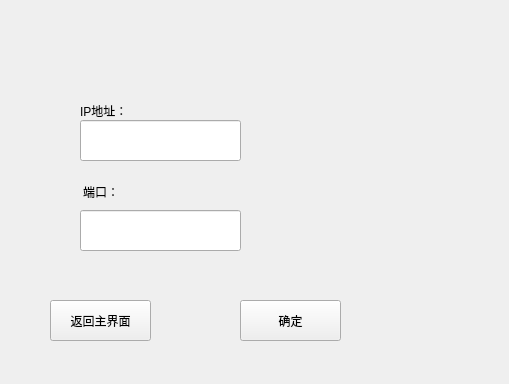
First picture: the form in ui_func/funcwin_dataexport.ui, repository Dirck-YHP/Proj_sensor_detect, before the edit.
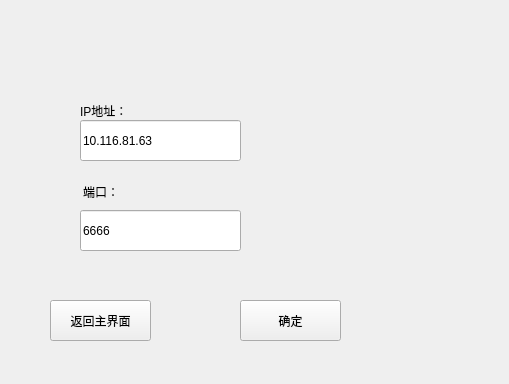
Second picture: the form after the edit.

What changed in the file:
```diff
--- a/ui_func/funcwin_dataexport.ui
+++ b/ui_func/funcwin_dataexport.ui
@@ -22,6 +22,9 @@
      <height>41</height>
     </rect>
    </property>
+   <property name="text">
+    <string>10.116.81.63</string>
+   </property>
   </widget>
   <widget class="QLabel" name="label">
    <property name="geometry">
@@ -45,6 +48,9 @@
      <height>41</height>
     </rect>
    </property>
+   <property name="text">
+    <string>6666</string>
+   </property>
   </widget>
   <widget class="QLabel" name="label_2">
    <property name="geometry">
```
